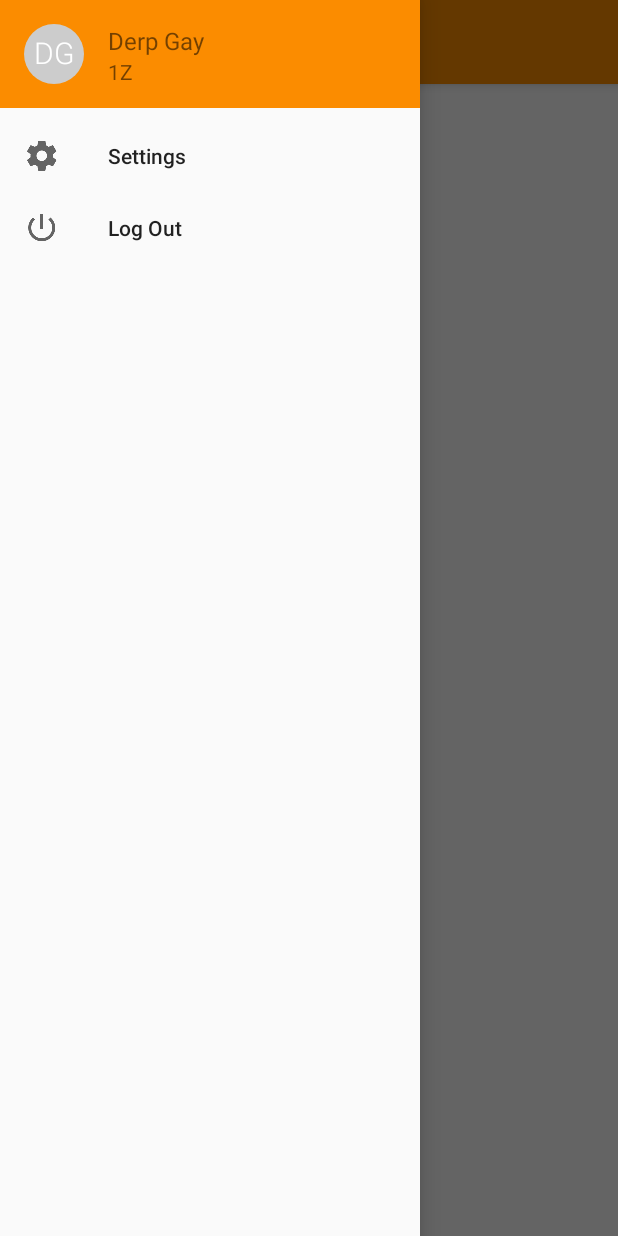
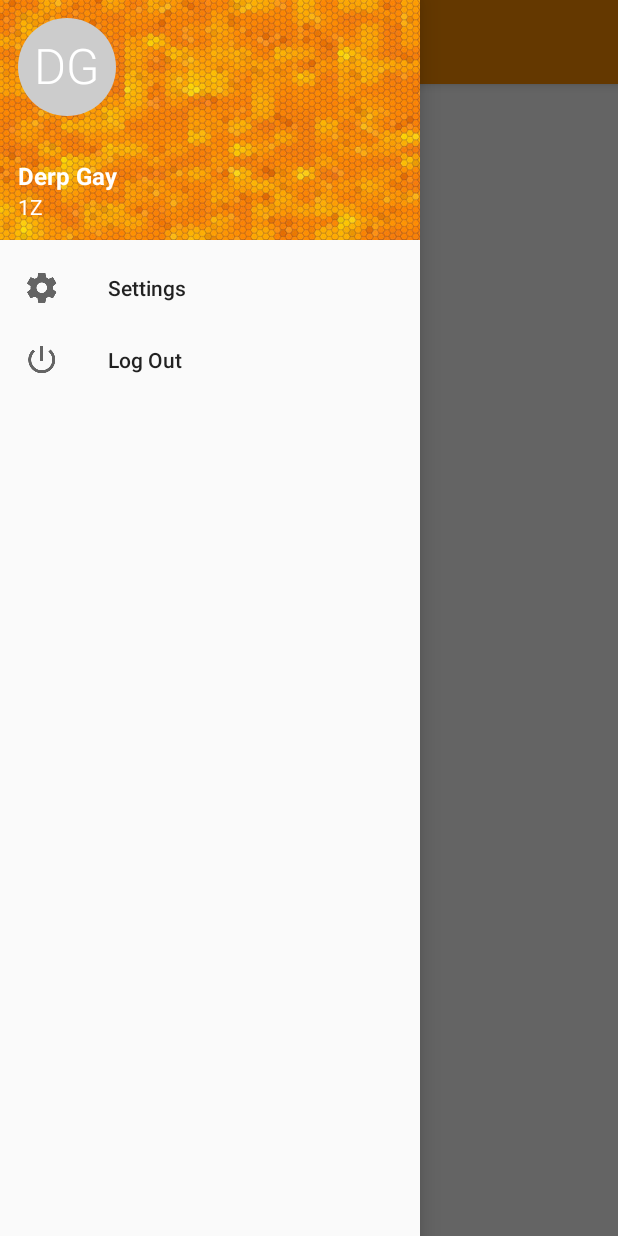
Before and after one commit to HooHaaInc/smed, an Android app: the MainActivity screen opened directly, with no data from a screen before it, with the side drawer open, on a phone screen of 412 x 824 dp. Run offline under Robolectric (Android 15) with nearby library versions, the phone set to English and light mode, and no system bars; 2 statements that could not run were skipped.

Commit message:
NavBar guapa

```diff
--- a/app/src/main/java/mx/uson/cc/smed/MainActivity.java
+++ b/app/src/main/java/mx/uson/cc/smed/MainActivity.java
@@ -436,6 +436,8 @@ public class MainActivity extends AppCompatActivity {
                         String name = ((EditText) aDialog.findViewById(R.id.group_name)).getText().toString();
                         boolean matutino = ((Spinner) aDialog.findViewById(R.id.shift_spinner)).getSelectedItemPosition() == 0;
                         int teacherId = getSharedPreferences("user", 0).getInt(SMEDClient.KEY_ID_TEACHER, -1);
+                        getSharedPreferences("user",0).edit().putString(SMEDClient.KEY_GROUP_NAME,name);
+                        //TODO Ahí ta la forma pedorra de poner el grupo, una chila Nan? 8)
                         new CreateGroupTask(teacherId, name, matutino, progress).execute();
                     }
                 }).create().show();
--- a/app/src/main/res/layout/activity_coordinator_layout.xml
+++ b/app/src/main/res/layout/activity_coordinator_layout.xml
@@ -41,6 +41,6 @@
         android:layout_width="wrap_content"
         android:layout_height="match_parent"
         android:layout_gravity="start"
-        app:headerLayout="@layout/list_item_two_line_with_avatar"
+        app:headerLayout="@layout/navbarheader"
         app:menu="@menu/menu_main"/>
 </android.support.v4.widget.DrawerLayout>
--- /dev/null
+++ b/app/src/main/res/layout/navbarheader.xml
@@ -0,0 +1,52 @@
+<?xml version="1.0" encoding="utf-8"?>
+<RelativeLayout xmlns:android="http://schemas.android.com/apk/res/android"
+    android:orientation="horizontal" android:layout_width="match_parent"
+    android:layout_height="160dp">
+
+    <ImageView
+        android:layout_width="match_parent"
+        android:layout_height="match_parent"
+        android:layout_centerInParent="true"
+        android:scaleType="centerCrop"
+        android:src="@drawable/headerbg" />
+
+    <LinearLayout
+        android:layout_width="match_parent"
+        android:layout_height="90dp"
+        android:id="@+id/header_img">
+        <ImageView
+            android:id="@+id/icon"
+            android:layout_width="65dp"
+            android:layout_height="65dp"
+            android:layout_margin="12dp"/>
+    </LinearLayout>
+
+    <LinearLayout
+        android:orientation="vertical"
+        android:layout_width="match_parent"
+        android:layout_height="72dp"
+        android:layout_below="@id/header_img"
+        android:layout_marginLeft="12dp"
+        android:layout_marginBottom="10dp">
+        <TextView
+            android:id="@+id/title"
+            android:layout_width="match_parent"
+            android:layout_height="wrap_content"
+            android:paddingTop="16dp"
+            android:textSize="16sp"
+            android:textColor="#ffffff"
+            android:textStyle="bold"
+            android:gravity="center_vertical"
+            android:text="Title"/>
+
+        <TextView
+            android:id="@+id/desc"
+            android:layout_width="match_parent"
+            android:layout_height="wrap_content"
+            android:singleLine="true"
+
+            android:textColor="#ffffff"
+            android:text="desc1"/>
+    </LinearLayout>
+
+</RelativeLayout>
```
Also changed, not shown: app/src/main/res/drawable/headerbg.jpg (added), app/src/main/res/drawable/navbarbg.png (added).
